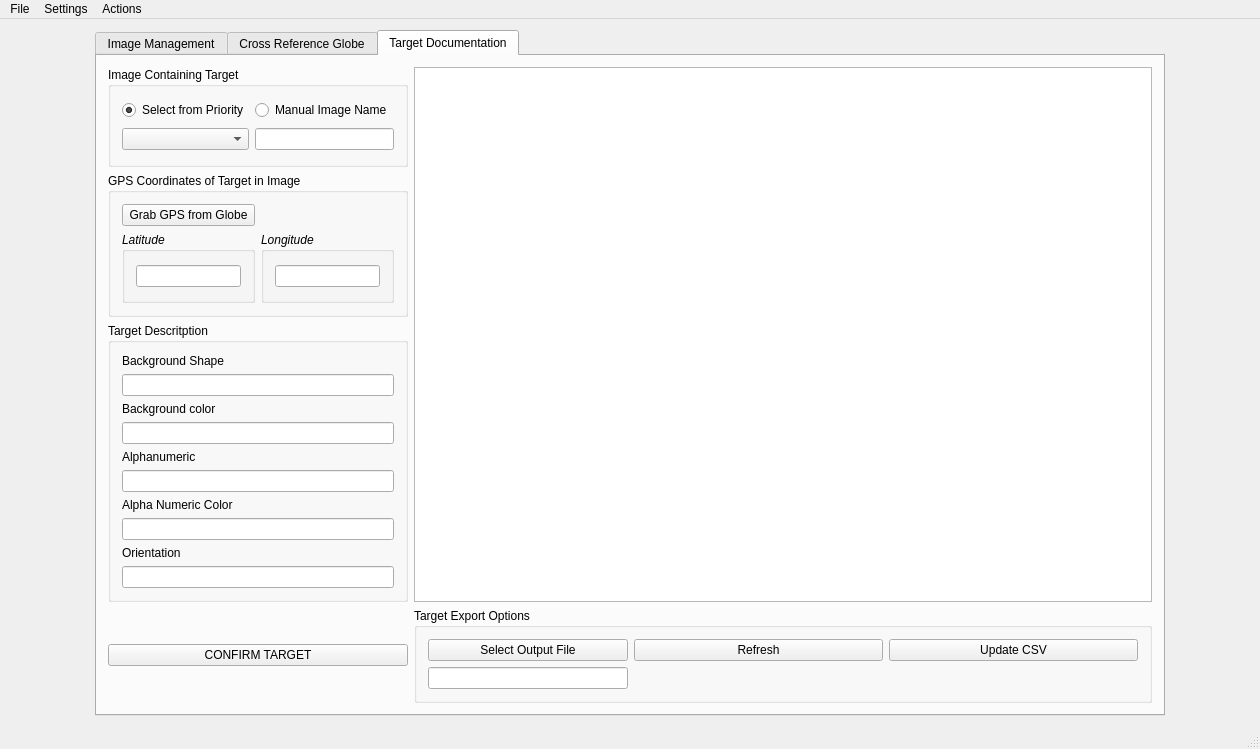
Before: the Qt Designer form mainwindow.ui in Morgan243/Dynamic-Image-Viewer, drawn with Qt 5.
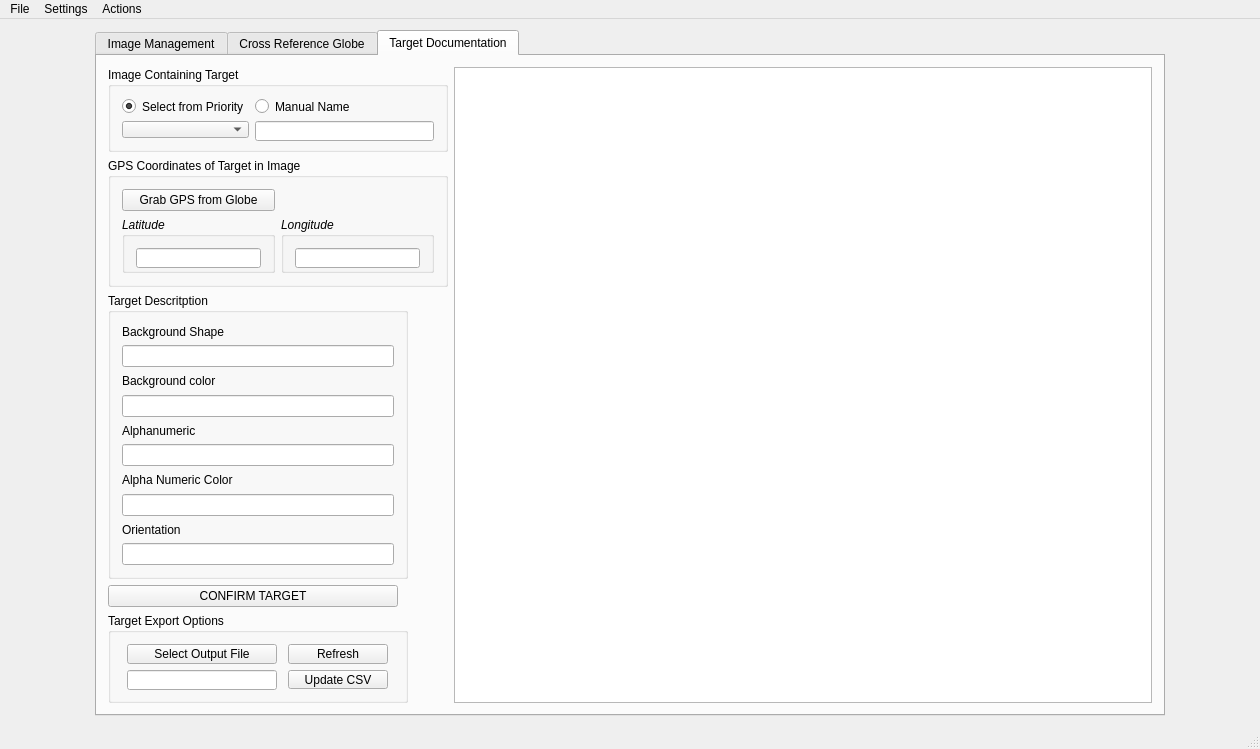
After: the same form once the commit is applied. Icons and pictures are not drawn.

Commit message: CSV output: features and bug fixes

The edit to the form file:
```diff
--- a/mainwindow.ui
+++ b/mainwindow.ui
@@ -389,73 +389,17 @@
        <layout class="QGridLayout" name="gridLayout_8">
         <item row="0" column="0">
          <layout class="QGridLayout" name="gridLayout_7">
-          <item row="1" column="0">
-           <widget class="QGroupBox" name="groupBox_GPS_Coord">
-            <property name="maximumSize">
-             <size>
-              <width>300</width>
-              <height>145</height>
-             </size>
-            </property>
-            <property name="font">
-             <font>
-              <weight>50</weight>
-              <bold>false</bold>
-             </font>
-            </property>
-            <property name="title">
-             <string>GPS Coordinates of Target in Image</string>
-            </property>
-            <layout class="QGridLayout" name="gridLayout_10">
-             <item row="1" column="0">
-              <widget class="QGroupBox" name="groupBox">
-               <property name="font">
-                <font>
-                 <italic>true</italic>
-                </font>
-               </property>
-               <property name="title">
-                <string>Latitude</string>
-               </property>
-               <layout class="QGridLayout" name="gridLayout_11">
-                <item row="0" column="0">
-                 <widget class="QLineEdit" name="lineEdit_targetLat"/>
-                </item>
-               </layout>
-              </widget>
-             </item>
-             <item row="0" column="0">
-              <widget class="QPushButton" name="pushButton_grabFromGlobe">
-               <property name="text">
-                <string>Grab GPS from Globe</string>
-               </property>
-              </widget>
-             </item>
-             <item row="1" column="1">
-              <widget class="QGroupBox" name="groupBox_2">
-               <property name="font">
-                <font>
-                 <italic>true</italic>
-                </font>
-               </property>
-               <property name="title">
-                <string>Longitude</string>
-               </property>
-               <layout class="QGridLayout" name="gridLayout_12">
-                <item row="0" column="0">
-                 <widget class="QLineEdit" name="lineEdit_targetLon"/>
-                </item>
-               </layout>
-              </widget>
-             </item>
-            </layout>
-            <zorder>pushButton_grabFromGlobe</zorder>
-            <zorder>groupBox</zorder>
-            <zorder>groupBox_2</zorder>
-           </widget>
-          </item>
+          <property name="horizontalSpacing">
+           <number>6</number>
+          </property>
           <item row="2" column="0">
            <widget class="QGroupBox" name="groupBox_targetDescription">
+            <property name="sizePolicy">
+             <sizepolicy hsizetype="MinimumExpanding" vsizetype="Preferred">
+              <horstretch>0</horstretch>
+              <verstretch>0</verstretch>
+             </sizepolicy>
+            </property>
             <property name="maximumSize">
              <size>
               <width>300</width>
@@ -470,7 +414,14 @@
             </property>
             <layout class="QGridLayout" name="gridLayout_9">
              <item row="1" column="0">
-              <widget class="QLineEdit" name="lineEdit_backgroundShape"/>
+              <widget class="QLineEdit" name="lineEdit_backgroundShape">
+               <property name="minimumSize">
+                <size>
+                 <width>0</width>
+                 <height>20</height>
+                </size>
+               </property>
+              </widget>
              </item>
              <item row="6" column="0">
               <widget class="QLabel" name="label_alphaColor">
@@ -500,7 +451,14 @@
               </widget>
              </item>
              <item row="3" column="0">
-              <widget class="QLineEdit" name="lineEdit_backgroundColor"/>
+              <widget class="QLineEdit" name="lineEdit_backgroundColor">
+               <property name="minimumSize">
+                <size>
+                 <width>0</width>
+                 <height>20</height>
+                </size>
+               </property>
+              </widget>
              </item>
              <item row="4" column="0">
               <widget class="QLabel" name="label_alphanumeric">
@@ -517,23 +475,217 @@
               </widget>
              </item>
              <item row="5" column="0">
-              <widget class="QLineEdit" name="lineEdit_alpha"/>
+              <widget class="QLineEdit" name="lineEdit_alpha">
+               <property name="minimumSize">
+                <size>
+                 <width>0</width>
+                 <height>20</height>
+                </size>
+               </property>
+              </widget>
              </item>
              <item row="7" column="0">
-              <widget class="QLineEdit" name="lineEdit_alphaColor"/>
+              <widget class="QLineEdit" name="lineEdit_alphaColor">
+               <property name="minimumSize">
+                <size>
+                 <width>0</width>
+                 <height>20</height>
+                </size>
+               </property>
+              </widget>
              </item>
              <item row="10" column="0">
-              <widget class="QLineEdit" name="lineEdit_orientation"/>
+              <widget class="QLineEdit" name="lineEdit_orientation">
+               <property name="minimumSize">
+                <size>
+                 <width>0</width>
+                 <height>20</height>
+                </size>
+               </property>
+              </widget>
+             </item>
+            </layout>
+           </widget>
+          </item>
+          <item row="1" column="0">
+           <widget class="QGroupBox" name="groupBox_GPS_Coord">
+            <property name="sizePolicy">
+             <sizepolicy hsizetype="MinimumExpanding" vsizetype="Preferred">
+              <horstretch>0</horstretch>
+              <verstretch>0</verstretch>
+             </sizepolicy>
+            </property>
+            <property name="maximumSize">
+             <size>
+              <width>340</width>
+              <height>129</height>
+             </size>
+            </property>
+            <property name="font">
+             <font>
+              <weight>50</weight>
+              <bold>false</bold>
+             </font>
+            </property>
+            <property name="title">
+             <string>GPS Coordinates of Target in Image</string>
+            </property>
+            <layout class="QGridLayout" name="gridLayout_10">
+             <item row="1" column="0">
+              <widget class="QGroupBox" name="groupBox">
+               <property name="font">
+                <font>
+                 <italic>true</italic>
+                </font>
+               </property>
+               <property name="title">
+                <string>Latitude</string>
+               </property>
+               <layout class="QGridLayout" name="gridLayout_11">
+                <item row="0" column="0">
+                 <widget class="QLineEdit" name="lineEdit_targetLat">
+                  <property name="minimumSize">
+                   <size>
+                    <width>0</width>
+                    <height>20</height>
+                   </size>
+                  </property>
+                 </widget>
+                </item>
+               </layout>
+              </widget>
+             </item>
+             <item row="0" column="0">
+              <widget class="QPushButton" name="pushButton_grabFromGlobe">
+               <property name="text">
+                <string>Grab GPS from Globe</string>
+               </property>
+              </widget>
+             </item>
+             <item row="1" column="1">
+              <widget class="QGroupBox" name="groupBox_2">
+               <property name="font">
+                <font>
+                 <italic>true</italic>
+                </font>
+               </property>
+               <property name="title">
+                <string>Longitude</string>
+               </property>
+               <layout class="QGridLayout" name="gridLayout_12">
+                <item row="0" column="0">
+                 <widget class="QLineEdit" name="lineEdit_targetLon">
+                  <property name="minimumSize">
+                   <size>
+                    <width>0</width>
+                    <height>20</height>
+                   </size>
+                  </property>
+                 </widget>
+                </item>
+               </layout>
+              </widget>
+             </item>
+            </layout>
+            <zorder>pushButton_grabFromGlobe</zorder>
+            <zorder>groupBox</zorder>
+            <zorder>groupBox_2</zorder>
+           </widget>
+          </item>
+          <item row="4" column="0">
+           <widget class="QGroupBox" name="groupBox_exportOptions">
+            <property name="sizePolicy">
+             <sizepolicy hsizetype="MinimumExpanding" vsizetype="Preferred">
+              <horstretch>0</horstretch>
+              <verstretch>0</verstretch>
+             </sizepolicy>
+            </property>
+            <property name="maximumSize">
+             <size>
+              <width>300</width>
+              <height>90</height>
+             </size>
+            </property>
+            <property name="title">
+             <string>Target Export Options</string>
+            </property>
+            <layout class="QGridLayout" name="gridLayout_14">
+             <item row="0" column="5">
+              <widget class="QPushButton" name="pushButton_reload">
+               <property name="maximumSize">
+                <size>
+                 <width>100</width>
+                 <height>16777215</height>
+                </size>
+               </property>
+               <property name="text">
+                <string>Refresh</string>
+               </property>
+               <property name="icon">
+                <iconset>
+                 <normaloff>refresh.png</normaloff>refresh.png</iconset>
+               </property>
+              </widget>
+             </item>
+             <item row="1" column="0">
+              <widget class="QLineEdit" name="lineEdit_csvOutput">
+               <property name="minimumSize">
+                <size>
+                 <width>0</width>
+                 <height>20</height>
+                </size>
+               </property>
+               <property name="maximumSize">
+                <size>
+                 <width>150</width>
+                 <height>16777215</height>
+                </size>
+               </property>
+              </widget>
+             </item>
+             <item row="0" column="0">
+              <widget class="QPushButton" name="pushButton_selectCSV">
+               <property name="maximumSize">
+                <size>
+                 <width>150</width>
+                 <height>16777215</height>
+                </size>
+               </property>
+               <property name="text">
+                <string>Select Output File</string>
+               </property>
+               <property name="icon">
+                <iconset>
+                 <normaloff>folder.png</normaloff>folder.png</iconset>
+               </property>
+              </widget>
+             </item>
+             <item row="1" column="5">
+              <widget class="QPushButton" name="pushButton_updateCSV">
+               <property name="text">
+                <string>Update CSV</string>
+               </property>
+               <property name="icon">
+                <iconset>
+                 <normaloff>move-waiting-down-alternative.png</normaloff>move-waiting-down-alternative.png</iconset>
+               </property>
+              </widget>
              </item>
             </layout>
            </widget>
           </item>
           <item row="0" column="0">
            <widget class="QGroupBox" name="groupBox_imageName">
+            <property name="sizePolicy">
+             <sizepolicy hsizetype="MinimumExpanding" vsizetype="Preferred">
+              <horstretch>0</horstretch>
+              <verstretch>0</verstretch>
+             </sizepolicy>
+            </property>
             <property name="maximumSize">
              <size>
-              <width>300</width>
-              <height>100</height>
+              <width>340</width>
+              <height>85</height>
              </size>
             </property>
             <property name="font">
@@ -561,6 +713,12 @@
              </item>
              <item row="1" column="1">
               <widget class="QLineEdit" name="lineEdit_imageName">
+               <property name="minimumSize">
+                <size>
+                 <width>0</width>
+                 <height>20</height>
+                </size>
+               </property>
                <property name="maximumSize">
                 <size>
                  <width>500</width>
@@ -581,88 +739,54 @@
              </item>
              <item row="0" column="1">
               <widget class="QRadioButton" name="radioButton_customImageString">
+               <property name="minimumSize">
+                <size>
+                 <width>150</width>
+                 <height>0</height>
+                </size>
+               </property>
                <property name="text">
-                <string>Manual Image Name</string>
+                <string>Manual Name</string>
                </property>
               </widget>
              </item>
             </layout>
            </widget>
           </item>
+          <item row="3" column="0">
+           <widget class="QPushButton" name="pushButton_WriteTarget">
+            <property name="sizePolicy">
+             <sizepolicy hsizetype="MinimumExpanding" vsizetype="Fixed">
+              <horstretch>0</horstretch>
+              <verstretch>0</verstretch>
+             </sizepolicy>
+            </property>
+            <property name="maximumSize">
+             <size>
+              <width>290</width>
+              <height>16777215</height>
+             </size>
+            </property>
+            <property name="text">
+             <string>CONFIRM TARGET</string>
+            </property>
+            <property name="icon">
+             <iconset>
+              <normaloff>Colored_Bullseye.png</normaloff>Colored_Bullseye.png</iconset>
+            </property>
+            <property name="default">
+             <bool>false</bool>
+            </property>
+            <property name="flat">
+             <bool>false</bool>
+            </property>
+           </widget>
+          </item>
          </layout>
         </item>
-        <item row="1" column="0">
-         <widget class="QPushButton" name="pushButton_WriteTarget">
-          <property name="text">
-           <string>CONFIRM TARGET</string>
-          </property>
-          <property name="icon">
-           <iconset>
-            <normaloff>Colored_Bullseye.png</normaloff>Colored_Bullseye.png</iconset>
-          </property>
-          <property name="default">
-           <bool>false</bool>
-          </property>
-          <property name="flat">
-           <bool>false</bool>
-          </property>
-         </widget>
-        </item>
         <item row="0" column="1">
          <widget class="QTableWidget" name="tableWidget_targets"/>
         </item>
-        <item row="1" column="1">
-         <widget class="QGroupBox" name="groupBox_exportOptions">
-          <property name="title">
-           <string>Target Export Options</string>
-          </property>
-          <layout class="QGridLayout" name="gridLayout_14">
-           <item row="0" column="5">
-            <widget class="QPushButton" name="pushButton_reload">
-             <property name="text">
-              <string>Refresh</string>
-             </property>
-             <property name="icon">
-              <iconset>
-               <normaloff>refresh.png</normaloff>refresh.png</iconset>
-             </property>
-            </widget>
-           </item>
-           <item row="1" column="0">
-            <widget class="QLineEdit" name="lineEdit">
-             <property name="maximumSize">
-              <size>
-               <width>200</width>
-               <height>16777215</height>
-              </size>
-             </property>
-            </widget>
-           </item>
-           <item row="0" column="6">
-            <widget class="QPushButton" name="pushButton_updateCSV">
-             <property name="text">
-              <string>Update CSV</string>
-             </property>
-             <property name="icon">
-              <iconset>
-               <normaloff>move-waiting-down-alternative.png</normaloff>move-waiting-down-alternative.png</iconset>
-             </property>
-            </widget>
-           </item>
-           <item row="0" column="0">
-            <widget class="QPushButton" name="pushButton_selectCSV">
-             <property name="text">
-              <string>Select Output File</string>
-             </property>
-             <property name="icon">
-              <iconset>
-               <normaloff>folder.png</normaloff>folder.png</iconset>
-             </property>
-            </widget>
-           </item>
-          </layout>
-         </widget>
-        </item>
        </layout>
       </widget>
      </widget>
```
The commit also changes 3 other files.
